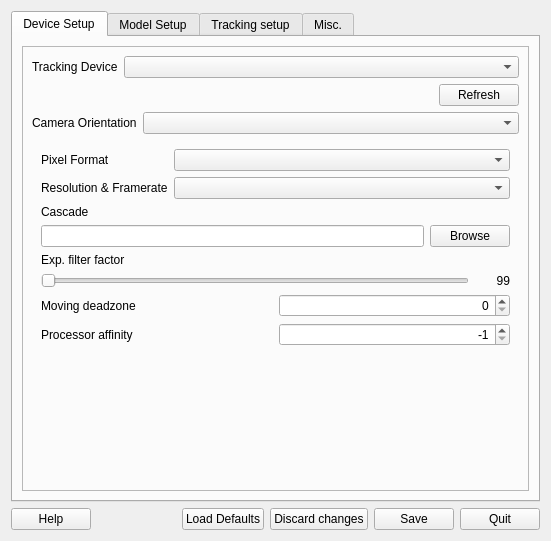
Old version of the form branches/facetracker/src/qt_gui/ltr.ui in the repository uglyDwarf/linuxtrack.
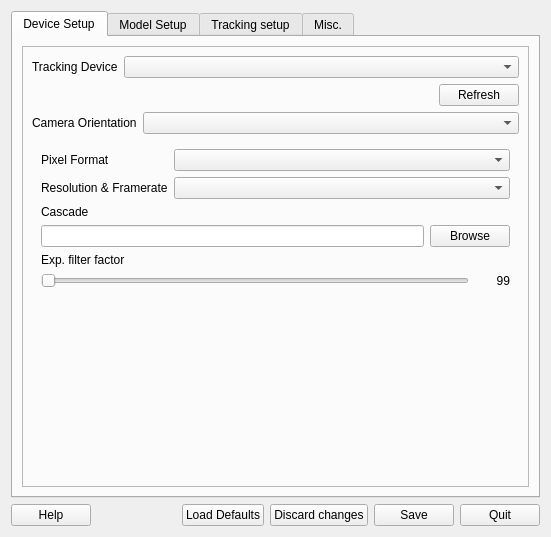
New version of the form. Icons and pictures are not drawn.

Commit message: Removed moving deadzone from facetracker. Added Face model to the default prefs file.

What changed in the file:
```diff
--- a/branches/facetracker/src/qt_gui/ltr.ui
+++ b/branches/facetracker/src/qt_gui/ltr.ui
@@ -7,7 +7,7 @@
     <x>0</x>
     <y>0</y>
     <width>551</width>
-    <height>541</height>
+    <height>537</height>
    </rect>
   </property>
   <property name="sizePolicy">
@@ -984,54 +984,6 @@
                   </item>
                  </layout>
                 </item>
-                <item>
-                 <layout class="QHBoxLayout" name="horizontalLayout_32">
-                  <item>
-                   <widget class="QLabel" name="label_9">
-                    <property name="text">
-                     <string>Moving deadzone</string>
-                    </property>
-                   </widget>
-                  </item>
-                  <item>
-                   <widget class="QSpinBox" name="MovingDeadzone">
-                    <property name="alignment">
-                     <set>Qt::AlignRight|Qt::AlignTrailing|Qt::AlignVCenter</set>
-                    </property>
-                   </widget>
-                  </item>
-                 </layout>
-                </item>
-                <item>
-                 <layout class="QHBoxLayout" name="horizontalLayout_33">
-                  <item>
-                   <widget class="QLabel" name="ProcessorAffinityLabel">
-                    <property name="enabled">
-                     <bool>true</bool>
-                    </property>
-                    <property name="text">
-                     <string>Processor affinity</string>
-                    </property>
-                   </widget>
-                  </item>
-                  <item>
-                   <widget class="QSpinBox" name="ProcessorAffinity">
-                    <property name="enabled">
-                     <bool>true</bool>
-                    </property>
-                    <property name="alignment">
-                     <set>Qt::AlignRight|Qt::AlignTrailing|Qt::AlignVCenter</set>
-                    </property>
-                    <property name="minimum">
-                     <number>-1</number>
-                    </property>
-                    <property name="value">
-                     <number>-1</number>
-                    </property>
-                   </widget>
-                  </item>
-                 </layout>
-                </item>
                 <item>
                  <spacer name="verticalSpacer_8">
                   <property name="orientation">
```
The commit also changes 6 other files.
